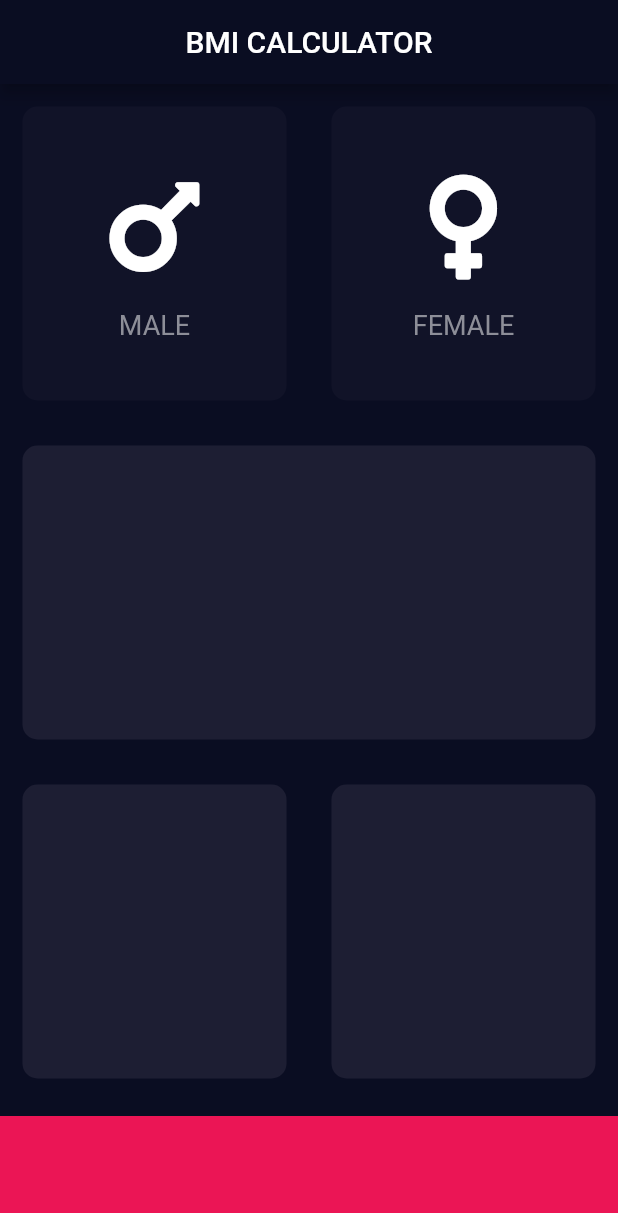
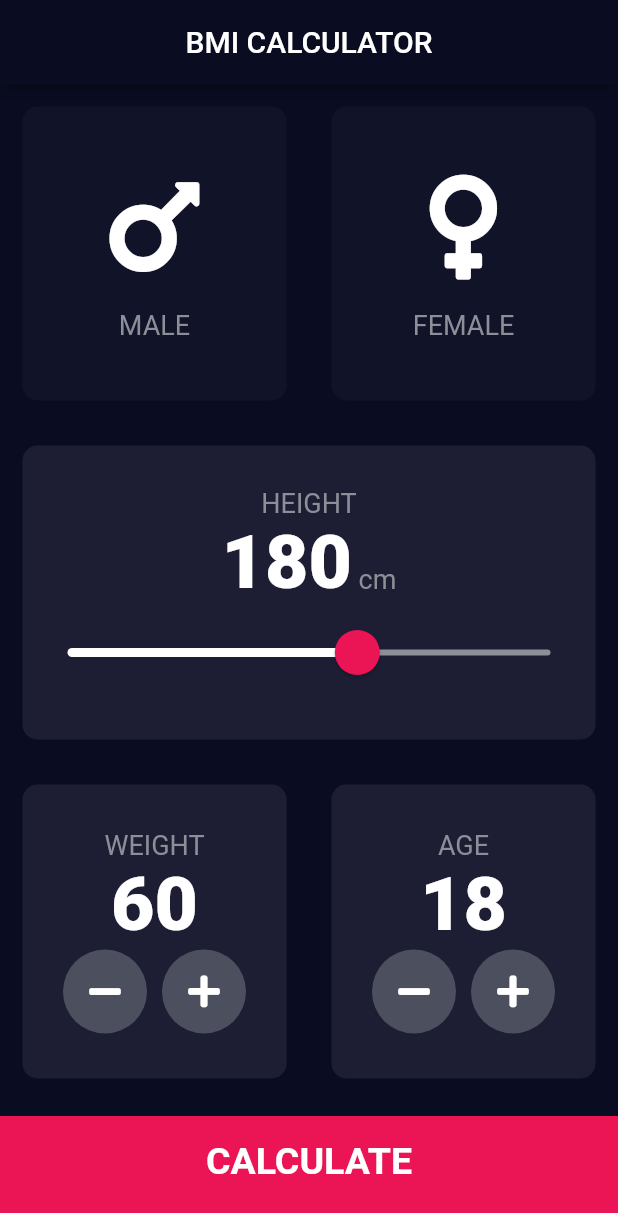
Before and after one commit to Gettell/bmi_bmi, a Flutter app: the screen it shows after launch, on a phone screen of 412 x 824 dp. Shown: the top 1213 px of the screen. Run offline on Flutter 3.47's test engine with Material 2 defaults, Android fonts, the phone set to English and light mode, and no system bars; our stand-ins replace font_awesome_flutter.

Commit message:
the bmi-calculator is finished

```diff
--- /dev/null
+++ b/lib/bottom_button.dart
@@ -0,0 +1,29 @@
+import 'package:flutter/material.dart';
+
+import 'constants.dart';
+
+class BottomButton extends StatelessWidget {
+  BottomButton({required this.onTap, required this.buttonTitle});
+
+  final VoidCallback onTap;
+  final String buttonTitle;
+
+  @override
+  Widget build(BuildContext context) {
+    return GestureDetector(
+      onTap: onTap,
+      child: Container(
+        padding: EdgeInsets.only(bottom: 20),
+        child: Center(
+            child: Text(
+              buttonTitle,
+              style:largeButtomTextStyle,
+            )),
+        color: bottomContainerColour,
+        margin: const EdgeInsets.only(top: 10.0),
+        width: double.infinity,
+        height: bottomContainerHeight,
+      ),
+    );
+  }
+}
--- /dev/null
+++ b/lib/calculator_brain.dart
@@ -0,0 +1,34 @@
+import 'dart:math';
+
+class CalculatorBrain {
+  CalculatorBrain({required this.height, required this.weight});
+
+  final int height;
+  final int weight;
+
+  double _bmi = 0;
+
+  String calculateBMI () {
+    _bmi = weight/pow(height/100, 2);
+    return _bmi.toStringAsFixed(1);
+  }
+  String getResult (){
+    if (_bmi >= 25) {
+      return 'Overweight';
+    }else if (_bmi>18.5)  {
+      return 'Normal';
+    }else {
+      return 'Underweight';
+    }
+  }
+
+  String getInterpretation (){
+    if (_bmi >= 25) {
+      return 'You have a higher than normal body weight. Try to exercise more.';
+    }else if (_bmi>18.5)  {
+      return 'You have a normal body weight. Good job.';
+    }else {
+      return 'You have a lower than normal body weight. You can eat a bit more.';
+    }
+  }
+}
--- /dev/null
+++ b/lib/constants.dart
@@ -0,0 +1,20 @@
+import 'package:flutter/material.dart';
+
+const labelTextStyle = TextStyle(fontSize: 18.0, color: Color(0xFF8D8E98));
+const numberTextStyle = TextStyle(fontSize: 50, fontWeight: FontWeight.w900);
+const bottomContainerHeight = 80.0;
+const activeCardColour = Color(0xFF1D1E33);
+const inActiveCardColour = Color(0xFF111328);
+const bottomContainerColour = Color(0xFFEB1555);
+const largeButtomTextStyle = TextStyle(
+    fontSize: 25,
+    fontWeight: FontWeight.bold);
+const titleTextStyle = TextStyle(
+    fontSize: 50,
+    fontWeight: FontWeight.bold);
+const resultTextStyle = TextStyle(
+    color: Color(0xFF24D876),
+    fontSize: 22,
+    fontWeight: FontWeight.bold);
+const bmiTextStyle = TextStyle(fontSize: 100, fontWeight: FontWeight.bold);
+const bodyTextStyle = TextStyle(fontSize: 22);
--- a/lib/icon_content.dart
+++ b/lib/icon_content.dart
@@ -1,5 +1,6 @@
 import 'package:flutter/material.dart';
-const labelTextStyle =TextStyle(fontSize: 18.0, color: Color(0xFF8D8E98));
+import 'constants.dart';
+
 
 class IconContent extends StatelessWidget {
   IconContent({required this.icon, required this.label});
--- a/lib/input_page.dart
+++ b/lib/input_page.dart
@@ -1,14 +1,14 @@
+import 'package:bmi_bmi/results_page.dart';
+import 'package:bmi_bmi/round_icon_button.dart';
 import 'package:flutter/material.dart';
 import 'package:font_awesome_flutter/font_awesome_flutter.dart';
+import 'bottom_button.dart';
+import 'constants.dart';
 import 'icon_content.dart';
 import 'reusable_card.dart';
+import 'calculator_brain.dart';
 
-const bottomContainerHeight = 80.0;
-const activeCardColour = Color(0xFF1D1E33);
-const inActiveCardColour = Color(0xFF111328);
-const bottomContainerColour = Color(0xFFEB1555);
-
-enum Gender {male, female}
+enum Gender { male, female }
 
 class InputPage extends StatefulWidget {
   const InputPage({Key? key}) : super(key: key);
@@ -18,8 +18,10 @@ class InputPage extends StatefulWidget {
 }
 
 class _InputPageState extends State<InputPage> {
-
   Gender? selectedGender;
+  int height = 180;
+  int weight = 60;
+  int age = 18;
 
   @override
   Widget build(BuildContext context) {
@@ -29,19 +31,22 @@ class _InputPageState extends State<InputPage> {
         title: const Text('BMI CALCULATOR'),
       ),
       body: Column(
+        crossAxisAlignment: CrossAxisAlignment.stretch,
         children: [
           Expanded(
             child: Row(
               children: [
                 Expanded(
                   child: GestureDetector(
-                    onTap: (){
+                    onTap: () {
                       setState(() {
-                        selectedGender= Gender.male;
+                        selectedGender = Gender.male;
                       });
                     },
                     child: ReusableCard(
-                      colour: selectedGender == Gender.male ? activeCardColour : inActiveCardColour,
+                      colour: selectedGender == Gender.male
+                          ? activeCardColour
+                          : inActiveCardColour,
                       cardChild: IconContent(
                         icon: FontAwesomeIcons.mars,
                         label: 'MALE',
@@ -51,13 +56,15 @@ class _InputPageState extends State<InputPage> {
                 ),
                 Expanded(
                   child: GestureDetector(
-                    onTap: (){
+                    onTap: () {
                       setState(() {
-                        selectedGender= Gender.female;
+                        selectedGender = Gender.female;
                       });
                     },
                     child: ReusableCard(
-                      colour:selectedGender == Gender.female? activeCardColour: inActiveCardColour,
+                      colour: selectedGender == Gender.female
+                          ? activeCardColour
+                          : inActiveCardColour,
                       cardChild: IconContent(
                         icon: FontAwesomeIcons.venus,
                         label: 'FEMALE',
@@ -69,28 +76,156 @@ class _InputPageState extends State<InputPage> {
             ),
           ),
           Expanded(
-            child: ReusableCard(colour: activeCardColour),
+            child: ReusableCard(
+              colour: activeCardColour,
+              cardChild: Column(
+                mainAxisAlignment: MainAxisAlignment.center,
+                children: [
+                  const Text(
+                    'HEIGHT',
+                    style: labelTextStyle,
+                  ),
+                  Row(
+                    mainAxisAlignment: MainAxisAlignment.center,
+                    crossAxisAlignment: CrossAxisAlignment.baseline,
+                    textBaseline: TextBaseline.alphabetic,
+                    children: [
+                      Text(height.toString(), style: numberTextStyle),
+                      Text(
+                        ' cm',
+                        style: labelTextStyle,
+                      ),
+                    ],
+                  ),
+                  SliderTheme(
+                    data: SliderTheme.of(context).copyWith(
+                      inactiveTrackColor: Color(0xFF8D8E98),
+                      activeTrackColor: Colors.white,
+                      overlayColor: Color(0x29EB1555),
+                      thumbColor: Color(0xFFEB1555),
+                      thumbShape: RoundSliderThumbShape(enabledThumbRadius: 15),
+                      overlayShape: RoundSliderOverlayShape(overlayRadius: 30),
+                    ),
+                    child: Slider(
+                      value: height.toDouble(),
+                      min: 120,
+                      max: 220,
+                      onChanged: (double value) {
+                        setState(() {
+                          height = value.round();
+                        });
+                      },
+                    ),
+                  )
+                ],
+              ),
+            ),
           ),
           Expanded(
             child: Row(
               children: [
                 Expanded(
-                  child: ReusableCard(colour: activeCardColour),
+                  child: ReusableCard(
+                    colour: activeCardColour,
+                    cardChild: Column(
+                      mainAxisAlignment: MainAxisAlignment.center,
+                      children: [
+                        const Text(
+                          'WEIGHT',
+                          style: labelTextStyle,
+                        ),
+                        Text(
+                          weight.toString(),
+                          style: numberTextStyle,
+                        ),
+                        Row(
+                          mainAxisAlignment: MainAxisAlignment.center,
+                          children: [
+                            RoundIconButton(
+                              icon: FontAwesomeIcons.minus,
+                              onPressed: () {
+                                setState(() {
+                                  weight--;
+                                });
+                              },
+                            ),
+                            SizedBox(
+                              width: 10,
+                            ),
+                            RoundIconButton(
+                              icon: FontAwesomeIcons.plus,
+                              onPressed: () {
+                                setState(() {
+                                  weight++;
+                                });
+                              },
+                            ),
+                          ],
+                        )
+                      ],
+                    ),
+                  ),
                 ),
                 Expanded(
                   child: ReusableCard(
                     colour: activeCardColour,
+                    cardChild: Column(
+                      mainAxisAlignment: MainAxisAlignment.center,
+                      children: [
+                        const Text(
+                          'AGE',
+                          style: labelTextStyle,
+                        ),
+                        Text(
+                          age.toString(),
+                          style: numberTextStyle,
+                        ),
+                        Row(
+                          mainAxisAlignment: MainAxisAlignment.center,
+                          children: [
+                            RoundIconButton(
+                              icon: FontAwesomeIcons.minus,
+                              onPressed: () {
+                                setState(() {
+                                  age--;
+                                });
+                              },
+                            ),
+                            SizedBox(
+                              width: 10,
+                            ),
+                            RoundIconButton(
+                              icon: FontAwesomeIcons.plus,
+                              onPressed: () {
+                                setState(() {
+                                  age++;
+                                });
+                              },
+                            ),
+                          ],
+                        )
+                      ],
+                    ),
                   ),
                 ),
               ],
             ),
           ),
-          Container(
-            color: bottomContainerColour,
-            margin: const EdgeInsets.only(top: 10.0),
-            width: double.infinity,
-            height: bottomContainerHeight,
-          )
+          BottomButton(
+              buttonTitle: 'CALCULATE',
+              onTap: () {
+                CalculatorBrain calc =
+                    CalculatorBrain(height: height, weight: weight);
+
+                Navigator.push(
+                    context,
+                    MaterialPageRoute(
+                        builder: (context) => ResultsPage(
+                              bmiResult: calc.calculateBMI(),
+                              interpretation: calc.getInterpretation(),
+                              resultText: calc.getResult(),
+                            )));
+              })
         ],
       ),
     );
--- /dev/null
+++ b/lib/round_icon_button.dart
@@ -0,0 +1,23 @@
+import 'package:flutter/material.dart';
+
+class RoundIconButton extends StatelessWidget {
+  RoundIconButton({required this.icon, required this.onPressed});
+
+  final IconData icon;
+  final VoidCallback onPressed;
+
+  @override
+  Widget build(BuildContext context) {
+    return RawMaterialButton(
+      onPressed: onPressed,
+      child: Icon(icon),
+      elevation: 0 ,
+      constraints: BoxConstraints.tightFor(
+        width: 56,
+        height: 56,
+      ),
+      shape: CircleBorder(),
+      fillColor: Color(0xFF4C4F5E),
+    );
+  }
+}
```
Also changed, not shown: lib/results_page.dart (added, +51 -0 lines).
